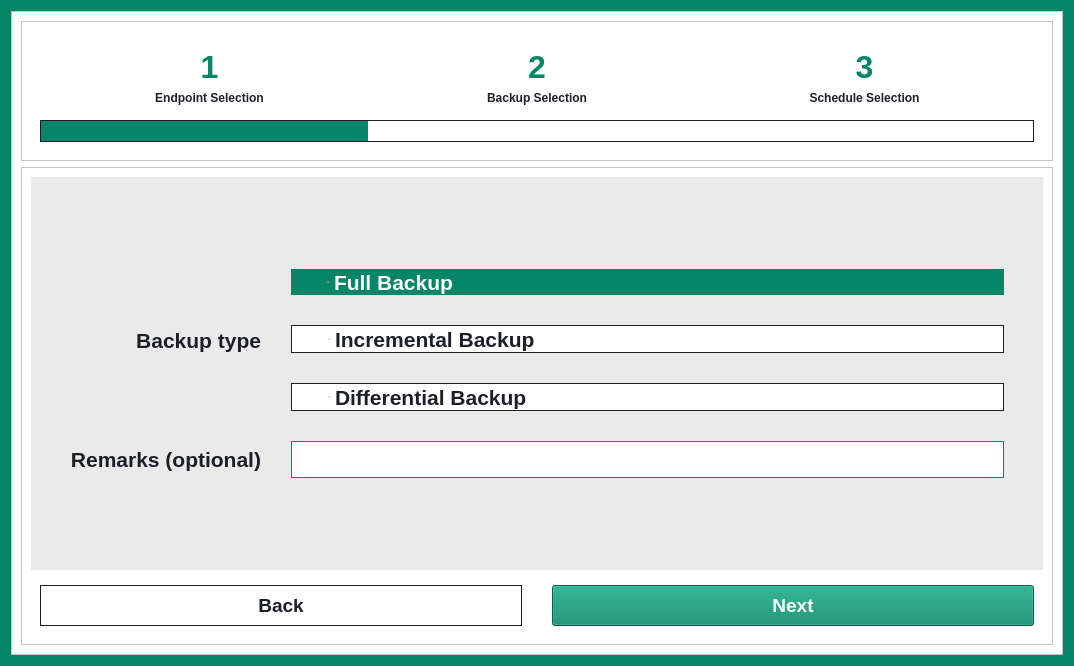
Qt form src/gui/dialog/create_schedule_dialog.ui (HPE-Backup-and-Recovery-System/ResilioZ) before a commit.
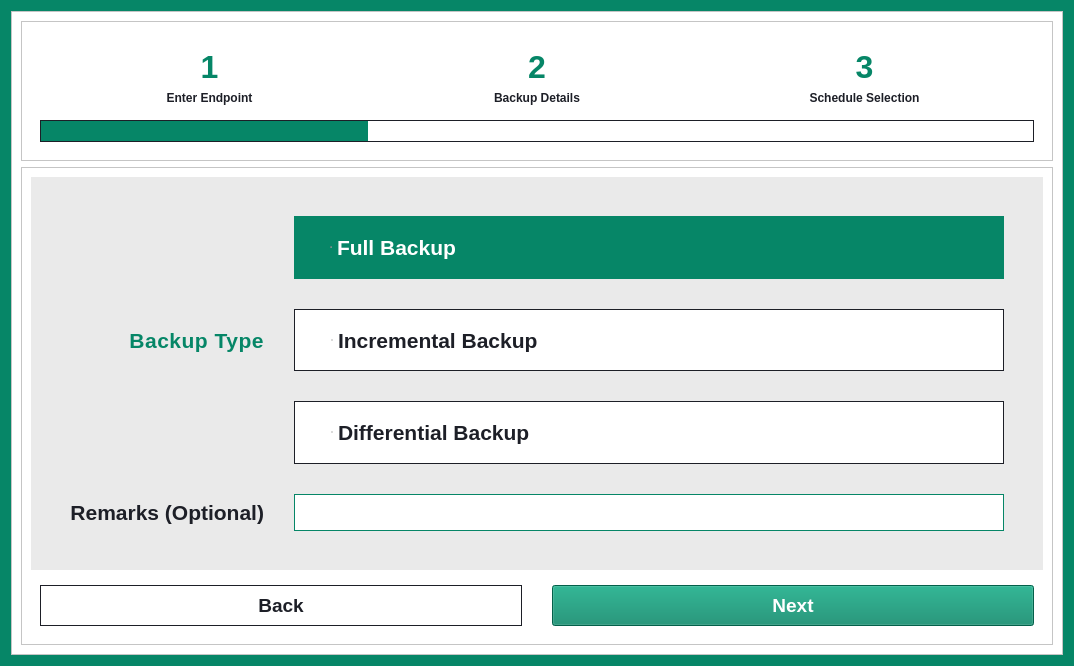
The same form after that commit. The open tabs and pages were chosen to show the change.

Commit message: GUI: Compare Backups Integration with General Fixes

What changed in the file:
```diff
--- a/src/gui/dialog/create_schedule_dialog.ui
+++ b/src/gui/dialog/create_schedule_dialog.ui
@@ -190,7 +190,7 @@
                <item>
                 <widget class="QLabel" name="label_4">
                  <property name="text">
-                  <string>Endpoint Selection</string>
+                  <string>Enter Endpoint</string>
                  </property>
                  <property name="alignment">
                   <set>Qt::AlignCenter</set>
@@ -200,7 +200,7 @@
                <item>
                 <widget class="QLabel" name="label_2">
                  <property name="text">
-                  <string>Backup Selection</string>
+                  <string>Backup Details</string>
                  </property>
                  <property name="alignment">
                   <set>Qt::AlignCenter</set>
@@ -424,7 +424,7 @@
                <item row="1" column="0">
                 <widget class="QLabel" name="label_10">
                  <property name="text">
-                  <string>Remarks (optional)</string>
+                  <string>Remarks (Optional)</string>
                  </property>
                  <property name="alignment">
                   <set>Qt::AlignRight|Qt::AlignTrailing|Qt::AlignVCenter</set>
@@ -433,8 +433,15 @@
                </item>
                <item row="0" column="0">
                 <widget class="QLabel" name="label_9">
+                 <property name="styleSheet">
+                  <string notr="true">QLabel {
+	color: rgb(6, 134, 103);
+	font-weight: 700;
+	letter-spacing: 0.5px;
+}</string>
+                 </property>
                  <property name="text">
-                  <string>Backup type</string>
+                  <string>Backup Type</string>
                  </property>
                  <property name="alignment">
                   <set>Qt::AlignRight|Qt::AlignTrailing|Qt::AlignVCenter</set>
@@ -448,6 +455,12 @@
                 <layout class="QVBoxLayout" name="verticalLayout_5">
                  <item>
                   <widget class="QRadioButton" name="fullButton">
+                   <property name="sizePolicy">
+                    <sizepolicy hsizetype="Minimum" vsizetype="MinimumExpanding">
+                     <horstretch>0</horstretch>
+                     <verstretch>0</verstretch>
+                    </sizepolicy>
+                   </property>
                    <property name="text">
                     <string>Full Backup</string>
                    </property>
@@ -458,6 +471,12 @@
                  </item>
                  <item>
                   <widget class="QRadioButton" name="incButton">
+                   <property name="sizePolicy">
+                    <sizepolicy hsizetype="Minimum" vsizetype="MinimumExpanding">
+                     <horstretch>0</horstretch>
+                     <verstretch>0</verstretch>
+                    </sizepolicy>
+                   </property>
                    <property name="text">
                     <string>Incremental Backup</string>
                    </property>
@@ -465,6 +484,12 @@
                  </item>
                  <item>
                   <widget class="QRadioButton" name="diffButton">
+                   <property name="sizePolicy">
+                    <sizepolicy hsizetype="Minimum" vsizetype="MinimumExpanding">
+                     <horstretch>0</horstretch>
+                     <verstretch>0</verstretch>
+                    </sizepolicy>
+                   </property>
                    <property name="text">
                     <string>Differential Backup</string>
                    </property>
```
Left out of the diff: 20 changed lines with no effect on the pictures. The commit also changes 17 other files.
